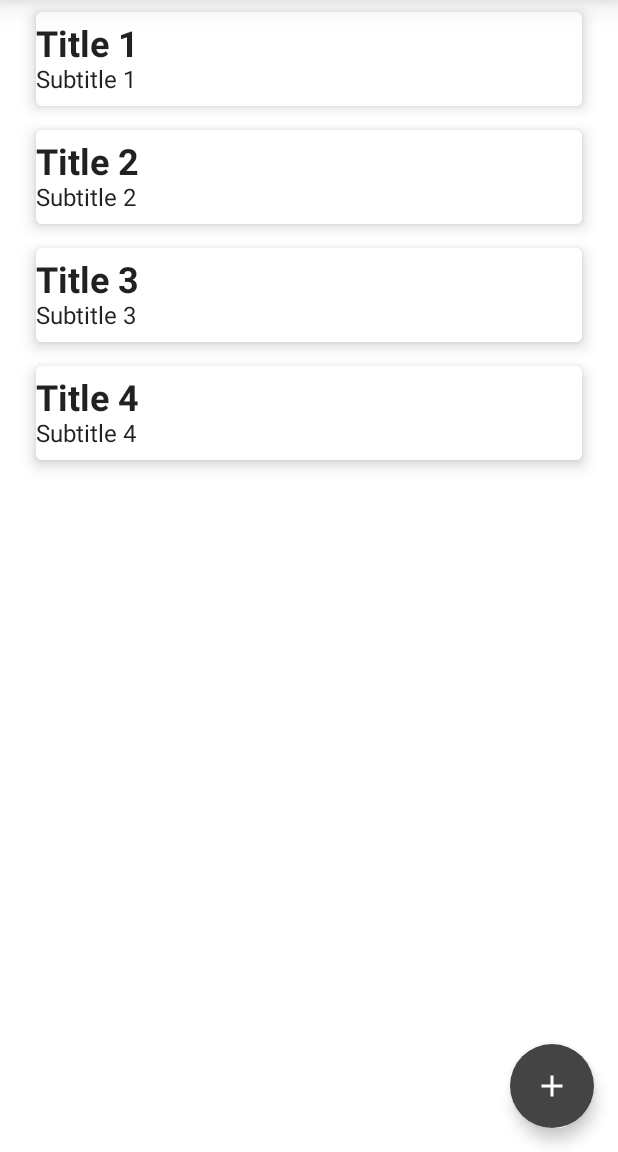
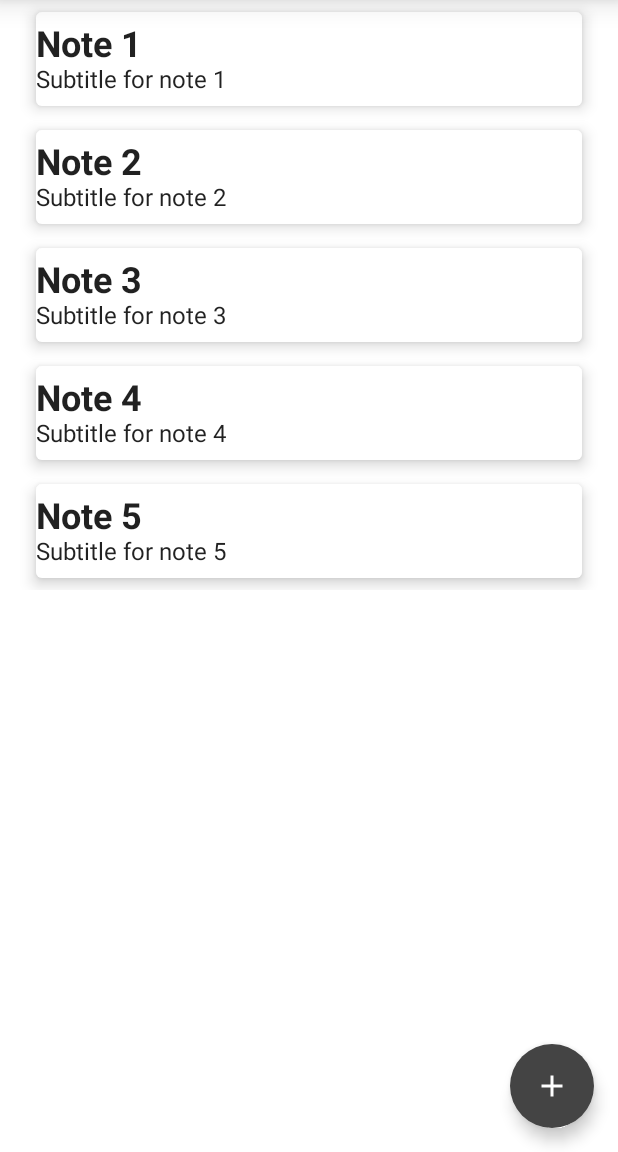
Before and after one commit to Shtykin/NotesApp, an Android app built with Jetpack Compose: the screen it shows after launch (MainActivity), after a tap on "Room database", on a phone screen of 412 x 824 dp, the part 84-1236 px from its top. Run offline under Robolectric (Android 15) with nearby library versions, the phone set to English and light mode, and no system bars; our stand-ins replace Room's generated code, livedata-compose.

Commit message:
Lesson 3

```diff
--- a/app/build.gradle
+++ b/app/build.gradle
@@ -1,6 +1,7 @@
 plugins {
     id 'com.android.application'
     id 'org.jetbrains.kotlin.android'
+    id 'kotlin-kapt'
 }
 
 android {
@@ -32,6 +33,7 @@ android {
     }
     kotlinOptions {
         jvmTarget = '1.8'
+        freeCompilerArgs = ['-Xjvm-default=compatibility']
     }
     buildFeatures {
         compose true
@@ -60,7 +62,13 @@ dependencies {
     androidTestImplementation "androidx.compose.ui:ui-test-junit4:$compose_ui_version"
     debugImplementation "androidx.compose.ui:ui-tooling:$compose_ui_version"
     debugImplementation "androidx.compose.ui:ui-test-manifest:$compose_ui_version"
+    implementation "androidx.compose.runtime:runtime-livedata:$compose_ui_version"
 
     def nav_version = "2.5.3"
     implementation("androidx.navigation:navigation-compose:$nav_version")
+
+    def room_version = "2.4.2"
+    implementation "androidx.room:room-runtime:$room_version"
+    kapt "androidx.room:room-compiler:$room_version"
+    implementation "androidx.room:room-ktx:$room_version"
 }
--- /dev/null
+++ b/app/src/main/java/ru/eshtykin/notesapp/MainViewModel.kt
@@ -0,0 +1,53 @@
+package ru.eshtykin.notesapp
+
+import android.app.Application
+import android.util.Log
+import androidx.lifecycle.AndroidViewModel
+import androidx.lifecycle.MutableLiveData
+import androidx.lifecycle.ViewModel
+import androidx.lifecycle.ViewModelProvider
+import ru.eshtykin.notesapp.model.Note
+import ru.eshtykin.notesapp.utils.TYPE_FIREBASE
+import ru.eshtykin.notesapp.utils.TYPE_ROOM
+
+class MainViewModel(application: Application): AndroidViewModel(application) {
+
+    val readTest: MutableLiveData<List<Note>> by lazy {
+        MutableLiveData<List<Note>>()
+    }
+    val dbType: MutableLiveData<String> by lazy {
+        MutableLiveData<String>(TYPE_ROOM)
+    }
+
+    init {
+        readTest.value =
+            when(dbType.value){
+                TYPE_ROOM -> {
+                    listOf<Note>(
+                        Note(title = "Note 1", subtitle = "Subtitle for note 1"),
+                        Note(title = "Note 2", subtitle = "Subtitle for note 2"),
+                        Note(title = "Note 3", subtitle = "Subtitle for note 3"),
+                        Note(title = "Note 4", subtitle = "Subtitle for note 4"),
+                        Note(title = "Note 5", subtitle = "Subtitle for note 5")
+                    )
+                }
+                TYPE_FIREBASE -> listOf()
+                else -> listOf()
+            }
+    }
+
+    fun initDataBase(type: String){
+        dbType.value = type
+        Log.d("MyLog", "MainViewModel initDataBase with type: $type")
+    }
+}
+
+class MainViewModelFactory (private val application: Application): ViewModelProvider.Factory {
+
+    override fun <T : ViewModel> create(modelClass: Class<T>): T {
+        if (modelClass.isAssignableFrom(MainViewModel::class.java)){
+            return MainViewModel(application = application) as T
+        }
+        throw java.lang.IllegalArgumentException("Unknow ViewModel Class")
+    }
+}
--- /dev/null
+++ b/app/src/main/java/ru/eshtykin/notesapp/model/Note.kt
@@ -0,0 +1,15 @@
+package ru.eshtykin.notesapp.model
+
+import androidx.room.ColumnInfo
+import androidx.room.Entity
+import androidx.room.PrimaryKey
+
+@Entity(tableName = "notes_table")
+data class Note(
+    @PrimaryKey(autoGenerate = true)
+    val id: Int = 0,
+    @ColumnInfo
+    val title: String,
+    @ColumnInfo
+    val subtitle: String
+)
--- a/app/src/main/java/ru/eshtykin/notesapp/screens/Main.kt
+++ b/app/src/main/java/ru/eshtykin/notesapp/screens/Main.kt
@@ -1,5 +1,6 @@
 package ru.eshtykin.notesapp.screens
 
+import android.app.Application
 import android.icu.text.CaseMap.Title
 import androidx.compose.foundation.background
 import androidx.compose.foundation.clickable
@@ -7,24 +8,39 @@ import androidx.compose.foundation.layout.Column
 import androidx.compose.foundation.layout.fillMaxSize
 import androidx.compose.foundation.layout.fillMaxWidth
 import androidx.compose.foundation.layout.padding
+import androidx.compose.foundation.lazy.LazyColumn
+import androidx.compose.foundation.lazy.items
 import androidx.compose.material.*
 import androidx.compose.material.icons.Icons
 import androidx.compose.material.icons.filled.Add
 import androidx.compose.runtime.Composable
+import androidx.compose.runtime.livedata.observeAsState
 import androidx.compose.ui.Alignment
 import androidx.compose.ui.Modifier
 import androidx.compose.ui.graphics.Color
+import androidx.compose.ui.platform.LocalContext
 import androidx.compose.ui.text.font.FontWeight
 import androidx.compose.ui.tooling.preview.Preview
 import androidx.compose.ui.unit.dp
 import androidx.compose.ui.unit.sp
+import androidx.lifecycle.viewmodel.compose.viewModel
 import androidx.navigation.NavHostController
 import androidx.navigation.compose.rememberNavController
+import ru.eshtykin.notesapp.MainViewModel
+import ru.eshtykin.notesapp.MainViewModelFactory
+import ru.eshtykin.notesapp.model.Note
 import ru.eshtykin.notesapp.navigation.NavRoute
 import ru.eshtykin.notesapp.ui.theme.NotesAppTheme
 
 @Composable
 fun MainScreen (navController: NavHostController){
+
+    val context = LocalContext.current
+    val mViewModel : MainViewModel =
+        viewModel(factory = MainViewModelFactory(context.applicationContext as Application))
+
+    val notes = mViewModel.readTest.observeAsState(listOf()).value
+
     Scaffold(
         floatingActionButton = {
             FloatingActionButton(
@@ -41,19 +57,23 @@ fun MainScreen (navController: NavHostController){
             }
         }
     ) {
-        Column(
-
-        ) {
-            NoteTitle(title = "Title 1", subtitle = "Subtitle 1", navController = navController)
-            NoteTitle(title = "Title 2", subtitle = "Subtitle 2", navController = navController)
-            NoteTitle(title = "Title 3", subtitle = "Subtitle 3", navController = navController)
-            NoteTitle(title = "Title 4", subtitle = "Subtitle 4", navController = navController)
+//        Column(
+//        ) {
+//            NoteTitle(title = "Title 1", subtitle = "Subtitle 1", navController = navController)
+//            NoteTitle(title = "Title 2", subtitle = "Subtitle 2", navController = navController)
+//            NoteTitle(title = "Title 3", subtitle = "Subtitle 3", navController = navController)
+//            NoteTitle(title = "Title 4", subtitle = "Subtitle 4", navController = navController)
+//        }
+        LazyColumn{
+            items(notes){note ->
+                NoteItem(note = note, navController = navController)
+            }
         }
     }
 }
 
 @Composable
-fun NoteTitle(title: String, subtitle: String, navController: NavHostController){
+fun NoteItem(note: Note, navController: NavHostController){
     Card(
         modifier = Modifier
             .fillMaxWidth()
@@ -69,12 +89,12 @@ fun NoteTitle(title: String, subtitle: String, navController: NavHostController)
             horizontalAlignment = Alignment.Start
         ) {
             Text(
-                text = title,
+                text = note.title,
                 fontSize = 24.sp,
                 fontWeight = FontWeight.Bold
             )
             Text(
-                text = subtitle
+                text = note.subtitle
             )
         }
     }
--- a/app/src/main/java/ru/eshtykin/notesapp/screens/Start.kt
+++ b/app/src/main/java/ru/eshtykin/notesapp/screens/Start.kt
@@ -1,5 +1,6 @@
 package ru.eshtykin.notesapp.screens
 
+import android.app.Application
 import androidx.compose.foundation.layout.*
 import androidx.compose.material.Button
 import androidx.compose.material.Scaffold
@@ -7,15 +8,26 @@ import androidx.compose.material.Text
 import androidx.compose.runtime.Composable
 import androidx.compose.ui.Alignment
 import androidx.compose.ui.Modifier
+import androidx.compose.ui.platform.LocalContext
 import androidx.compose.ui.tooling.preview.Preview
 import androidx.compose.ui.unit.dp
+import androidx.lifecycle.viewmodel.compose.viewModel
 import androidx.navigation.NavHostController
 import androidx.navigation.compose.rememberNavController
+import ru.eshtykin.notesapp.MainViewModel
+import ru.eshtykin.notesapp.MainViewModelFactory
 import ru.eshtykin.notesapp.navigation.NavRoute
 import ru.eshtykin.notesapp.ui.theme.NotesAppTheme
+import ru.eshtykin.notesapp.utils.TYPE_FIREBASE
+import ru.eshtykin.notesapp.utils.TYPE_ROOM
 
 @Composable
 fun StartScreen (navController: NavHostController){
+
+    val context = LocalContext.current
+    val mViewModel : MainViewModel =
+        viewModel(factory = MainViewModelFactory(context.applicationContext as Application))
+
     Scaffold(
         modifier = Modifier.fillMaxSize()
     ) {
@@ -27,7 +39,8 @@ fun StartScreen (navController: NavHostController){
             Text(text = "What will we use?")
             Button(
                 onClick = {
-                          navController.navigate(route = NavRoute.Main.route)
+                    mViewModel.initDataBase(TYPE_ROOM)
+                    navController.navigate(route = NavRoute.Main.route)
                 },
                 modifier = Modifier
                     .width(200.dp)
@@ -37,6 +50,7 @@ fun StartScreen (navController: NavHostController){
             }
             Button(
                 onClick = {
+                    mViewModel.initDataBase(TYPE_FIREBASE)
                     navController.navigate(route = NavRoute.Main.route)
                 },
                 modifier = Modifier
--- /dev/null
+++ b/app/src/main/java/ru/eshtykin/notesapp/utils/Constants.kt
@@ -0,0 +1,5 @@
+package ru.eshtykin.notesapp.utils
+
+const val TYPE_DATABASE = "type_database"
+const val TYPE_ROOM = "type_room"
+const val TYPE_FIREBASE = "type_firebase"
```
